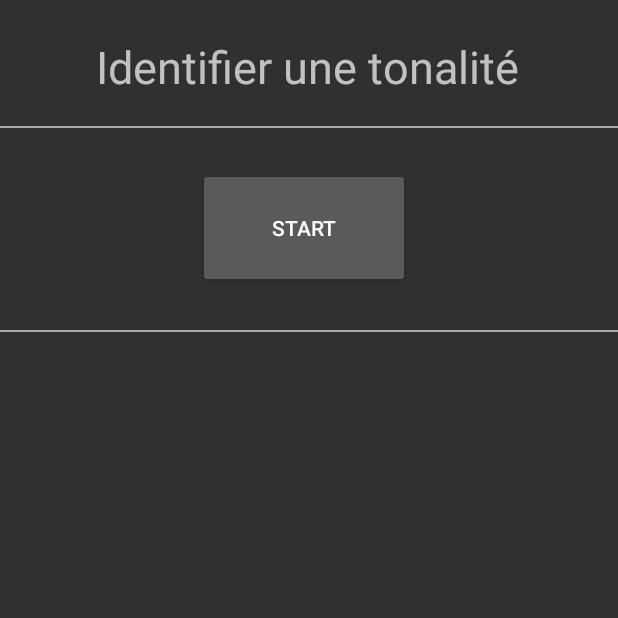
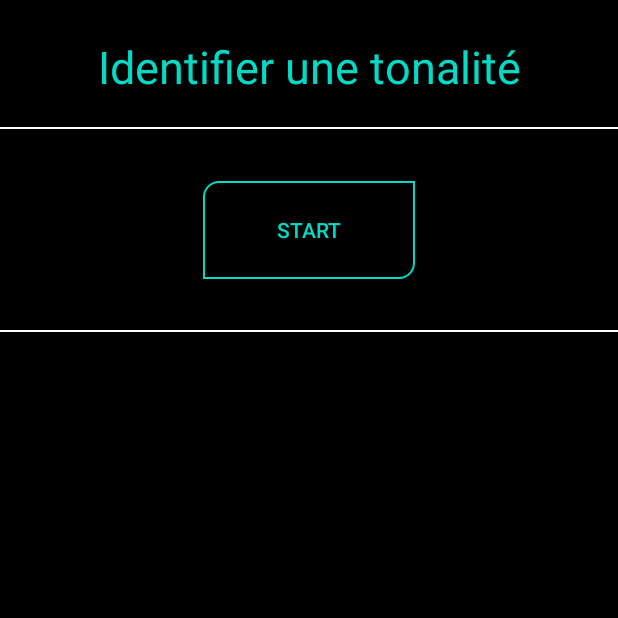
Before and after one commit to RomainS64/CheatScale, an Android app: the IdentifierGamme screen opened directly, with no data from a screen before it, on a phone screen of 412 x 824 dp, the top half of it. Run offline under Robolectric (Android 15) with nearby library versions, the phone set to English and light mode, and no system bars.

Commit message:
Design de Identifier une tonalite

```diff
--- a/app/src/main/java/com/example/accordeur/Accordeur.java
+++ b/app/src/main/java/com/example/accordeur/Accordeur.java
@@ -17,6 +17,9 @@ public class Accordeur extends AppCompatActivity {
                 SYSTEM_UI_FLAG_FULLSCREEN | SYSTEM_UI_FLAG_HIDE_NAVIGATION   |
                 SYSTEM_UI_FLAG_LAYOUT_STABLE | SYSTEM_UI_FLAG_LAYOUT_HIDE_NAVIGATION | SYSTEM_UI_FLAG_LAYOUT_FULLSCREEN);
         setContentView(R.layout.accordeur);
+
+
+
     }
 
 }
--- /dev/null
+++ b/app/src/main/res/drawable/bouton_gamme.xml
@@ -0,0 +1,7 @@
+<?xml version="1.0" encoding="utf-8"?>
+<shape xmlns:android="http://schemas.android.com/apk/res/android" android:shape="rectangle">
+
+    <stroke android:color="@color/colorAccent" android:width="1dp"></stroke>
+
+    <corners android:radius="25dp"></corners>
+</shape>
--- a/app/src/main/res/layout/activity_main.xml
+++ b/app/src/main/res/layout/activity_main.xml
@@ -24,15 +24,15 @@
         android:layout_height="100dp"
         android:layout_marginStart="8dp"
         android:layout_marginLeft="8dp"
-        android:layout_marginTop="48dp"
+        android:layout_marginTop="52dp"
         android:layout_marginEnd="8dp"
         android:layout_marginRight="8dp"
+        android:background="@drawable/bouton_accueil"
         android:text="@string/identifier_une_tonalit"
+        android:textAllCaps="false"
         android:textColor="#FFFFFF"
         android:textSize="24sp"
         android:textStyle="bold"
-        android:background="@drawable/bouton_accueil"
-        android:textAllCaps="false"
         app:layout_constraintEnd_toEndOf="parent"
         app:layout_constraintStart_toStartOf="parent"
         app:layout_constraintTop_toBottomOf="@+id/logo" />
--- a/app/src/main/res/layout/identifier_gamme.xml
+++ b/app/src/main/res/layout/identifier_gamme.xml
@@ -3,6 +3,7 @@
     xmlns:app="http://schemas.android.com/apk/res-auto"
     xmlns:tools="http://schemas.android.com/tools"
     android:layout_width="match_parent"
+    android:background="#000000"
     android:layout_height="match_parent"
     tools:context="com.example.identifiergamme.IdentifierGamme">
 
@@ -10,104 +11,114 @@
         android:id="@+id/texte_gamme5"
         android:layout_width="wrap_content"
         android:layout_height="wrap_content"
-        android:layout_marginStart="188dp"
-        android:layout_marginLeft="188dp"
-        android:layout_marginTop="628dp"
+        android:layout_marginTop="24dp"
         android:text="         "
+        android:textColor="#FFFFFF"
         android:visibility="invisible"
-        app:layout_constraintStart_toStartOf="parent"
-        app:layout_constraintTop_toTopOf="parent" />
+        app:layout_constraintEnd_toStartOf="@+id/texte_gamme6"
+        app:layout_constraintStart_toEndOf="@+id/texte_gamme4"
+        app:layout_constraintTop_toBottomOf="@+id/button_gamme5" />
 
     <Button
         android:id="@+id/button_gamme5"
         android:layout_width="wrap_content"
         android:layout_height="wrap_content"
-        android:layout_marginStart="160dp"
-        android:layout_marginLeft="160dp"
-        android:layout_marginTop="568dp"
-        android:text="GAMME 5"
+        android:layout_marginTop="50dp"
+        android:text="@string/gamme_5"
+        android:background="@drawable/bouton_gamme"
+        android:textColor="@color/colorAccent"
         android:visibility="invisible"
-        app:layout_constraintStart_toStartOf="parent"
-        app:layout_constraintTop_toTopOf="parent" />
+        app:layout_constraintEnd_toStartOf="@+id/button_gamme6"
+        app:layout_constraintStart_toEndOf="@+id/button_gamme4"
+        app:layout_constraintTop_toBottomOf="@+id/texte_gamme2" />
 
     <Button
         android:id="@+id/button_gamme6"
         android:layout_width="wrap_content"
         android:layout_height="wrap_content"
-        android:layout_marginStart="292dp"
-        android:layout_marginLeft="292dp"
-        android:layout_marginTop="568dp"
-        android:text="GAMME 6"
+        android:layout_marginTop="50dp"
+        android:layout_marginEnd="30dp"
+        android:layout_marginRight="30dp"
+        android:text="@string/gamme_6"
+        android:background="@drawable/bouton_gamme"
+        android:textColor="@color/colorAccent"
         android:visibility="invisible"
-        app:layout_constraintStart_toStartOf="parent"
-        app:layout_constraintTop_toTopOf="parent" />
+        app:layout_constraintEnd_toEndOf="parent"
+        app:layout_constraintTop_toBottomOf="@+id/texte_gamme3" />
 
     <Button
         android:id="@+id/button_gamme4"
         android:layout_width="wrap_content"
         android:layout_height="wrap_content"
-        android:layout_marginStart="32dp"
-        android:layout_marginLeft="32dp"
-        android:layout_marginTop="568dp"
-        android:text="GAMME 4"
+        android:layout_marginStart="30dp"
+        android:layout_marginLeft="30dp"
+        android:layout_marginTop="50dp"
+        android:text="@string/gamme_4"
+        android:background="@drawable/bouton_gamme"
+        android:textColor="@color/colorAccent"
         android:visibility="invisible"
         app:layout_constraintStart_toStartOf="parent"
-        app:layout_constraintTop_toTopOf="parent" />
+        app:layout_constraintTop_toBottomOf="@+id/texte_gamme1" />
 
     <TextView
         android:id="@+id/texte_gamme3"
-        android:layout_width="wrap_content"
-        android:layout_height="wrap_content"
-        android:layout_marginStart="324dp"
-        android:layout_marginLeft="324dp"
-        android:layout_marginTop="508dp"
+        android:layout_width="36dp"
+        android:layout_height="20dp"
+        android:layout_marginTop="24dp"
+        android:layout_marginEnd="55dp"
+        android:layout_marginRight="55dp"
         android:text="         "
+        android:textColor="#FFFFFF"
         android:visibility="invisible"
-        app:layout_constraintStart_toStartOf="parent"
-        app:layout_constraintTop_toTopOf="parent" />
+        app:layout_constraintEnd_toEndOf="parent"
+        app:layout_constraintTop_toBottomOf="@+id/button_gamme3" />
 
     <TextView
         android:id="@+id/texte_gamme2"
         android:layout_width="wrap_content"
         android:layout_height="wrap_content"
-        android:layout_marginStart="186dp"
-        android:layout_marginLeft="186dp"
-        android:layout_marginTop="508dp"
+        android:layout_marginTop="24dp"
         android:text="         "
+        android:textColor="#FFFFFF"
         android:visibility="invisible"
-        app:layout_constraintStart_toStartOf="parent"
-        app:layout_constraintTop_toTopOf="parent" />
+        app:layout_constraintEnd_toStartOf="@+id/texte_gamme3"
+        app:layout_constraintHorizontal_bias="0.519"
+        app:layout_constraintStart_toEndOf="@+id/texte_gamme1"
+        app:layout_constraintTop_toBottomOf="@+id/button_gamme2" />
 
     <Button
         android:id="@+id/button_gamme3"
         android:layout_width="wrap_content"
         android:layout_height="wrap_content"
-        android:layout_marginStart="292dp"
-        android:layout_marginLeft="292dp"
-        android:layout_marginTop="452dp"
-        android:text="GAMME 3"
+        android:layout_marginTop="15dp"
+        android:layout_marginEnd="30dp"
+        android:layout_marginRight="30dp"
+        android:background="@drawable/bouton_gamme"
+        android:text="@string/gamme_3"
+        android:textColor="@color/colorAccent"
         android:visibility="invisible"
-        app:layout_constraintStart_toStartOf="parent"
-        app:layout_constraintTop_toTopOf="parent" />
+        app:layout_constraintEnd_toEndOf="parent"
+        app:layout_constraintTop_toBottomOf="@+id/texte_tonalites_compatibles" />
 
     <Button
         android:id="@+id/button_gamme2"
         android:layout_width="wrap_content"
         android:layout_height="wrap_content"
-        android:layout_marginStart="160dp"
-        android:layout_marginLeft="160dp"
-        android:layout_marginTop="452dp"
-        android:text="GAMME 2"
+        android:layout_marginTop="15dp"
+        android:text="@string/gamme_2"
+        android:background="@drawable/bouton_gamme"
+        android:textColor="@color/colorAccent"
         android:visibility="invisible"
-        app:layout_constraintStart_toStartOf="parent"
-        app:layout_constraintTop_toTopOf="parent" />
+        app:layout_constraintEnd_toStartOf="@+id/button_gamme3"
+        app:layout_constraintStart_toEndOf="@+id/button_gamme1"
+        app:layout_constraintTop_toBottomOf="@+id/texte_tonalites_compatibles" />
 
     <View
         android:id="@+id/barre_horizontale_2"
         android:layout_width="match_parent"
         android:layout_height="1dp"
         android:layout_marginTop="220dp"
-        android:background="@android:color/darker_gray"
+        android:background="#FFFFFF"
         android:visibility="visible"
         app:layout_constraintTop_toTopOf="parent"
         tools:layout_editor_absoluteX="-16dp" />
@@ -116,21 +127,23 @@
         android:id="@+id/barre_horizontale_3"
         android:layout_width="match_parent"
         android:layout_height="1dp"
-        android:layout_marginTop="376dp"
-        android:background="@android:color/darker_gray"
+        android:layout_marginTop="16dp"
+        android:layout_marginBottom="16dp"
+        android:background="#FFFFFF"
         android:visibility="invisible"
-        app:layout_constraintTop_toTopOf="parent"
+        app:layout_constraintBottom_toTopOf="@+id/texte_tonalites_compatibles"
+        app:layout_constraintTop_toBottomOf="@+id/stop_button_identifier_tonalite"
         tools:layout_editor_absoluteX="0dp" />
 
     <TextView
         android:id="@+id/textView3"
         android:layout_width="wrap_content"
         android:layout_height="wrap_content"
-        android:layout_marginStart="64dp"
-        android:layout_marginLeft="64dp"
         android:layout_marginTop="24dp"
         android:text="@string/identifier_une_tonalit"
+        android:textColor="@color/colorAccent"
         android:textSize="30sp"
+        app:layout_constraintEnd_toEndOf="parent"
         app:layout_constraintStart_toStartOf="parent"
         app:layout_constraintTop_toTopOf="parent" />
 
@@ -138,59 +151,64 @@
         android:id="@+id/barre_horizontale_1"
         android:layout_width="match_parent"
         android:layout_height="1dp"
-        android:layout_marginTop="84dp"
-        android:background="@android:color/darker_gray"
-        app:layout_constraintTop_toTopOf="parent"
+        android:layout_marginTop="20dp"
+        android:background="#FFFFFF"
+        app:layout_constraintTop_toBottomOf="@+id/textView3"
         tools:layout_editor_absoluteX="0dp" />
 
     <Button
         android:id="@+id/start_button_identifier_tonalite"
         android:layout_width="141dp"
-        android:layout_height="80dp"
-        android:layout_marginStart="132dp"
-        android:layout_marginLeft="132dp"
-        android:layout_marginTop="112dp"
+        android:layout_height="65dp"
+        android:background="@drawable/bouton_startstop"
         android:text="@string/start_button"
+        android:textColor="@color/colorAccent"
         android:visibility="visible"
+        app:layout_constraintBottom_toTopOf="@+id/barre_horizontale_2"
+        app:layout_constraintEnd_toEndOf="parent"
         app:layout_constraintStart_toStartOf="parent"
-        app:layout_constraintTop_toTopOf="parent" />
+        app:layout_constraintTop_toBottomOf="@+id/barre_horizontale_1" />
 
     <Button
         android:id="@+id/stop_button_identifier_tonalite"
         android:layout_width="141dp"
-        android:layout_height="80dp"
-        android:layout_marginStart="132dp"
-        android:layout_marginLeft="132dp"
-        android:layout_marginTop="284dp"
+        android:layout_height="65dp"
+        android:layout_marginTop="16dp"
+        android:background="@drawable/bouton_startstop"
         android:text="@string/stop_button"
+        android:textColor="#FFFFFF"
         android:visibility="invisible"
+        app:layout_constraintEnd_toEndOf="parent"
         app:layout_constraintStart_toStartOf="parent"
-        app:layout_constraintTop_toTopOf="parent" />
+        app:layout_constraintTop_toBottomOf="@+id/img_check" />
 
     <ProgressBar
         android:id="@+id/progress_bar"
         style="?android:attr/progressBarStyle"
         android:layout_width="81dp"
-        android:layout_height="48dp"
-        android:layout_marginStart="264dp"
-        android:layout_marginLeft="264dp"
-        android:layout_marginTop="160dp"
+        android:layout_height="49dp"
+        android:layout_marginStart="16dp"
+        android:layout_marginLeft="16dp"
+        android:layout_marginEnd="66dp"
+        android:layout_marginRight="66dp"
+        android:layout_marginBottom="24dp"
         android:visibility="invisible"
-        app:layout_constraintStart_toStartOf="parent"
-        app:layout_constraintTop_toTopOf="parent" />
+        app:layout_constraintBottom_toTopOf="@+id/barre_horizontale_2"
+        app:layout_constraintEnd_toEndOf="parent"
+        app:layout_constraintStart_toEndOf="@+id/texte_ecoute" />
 
     <TextView
         android:id="@+id/texte_jouez"
         android:layout_width="wrap_content"
         android:layout_height="wrap_content"
-        android:layout_marginStart="116dp"
-        android:layout_marginLeft="116dp"
-        android:layout_marginTop="112dp"
-        android:text="Jouez une note"
+        android:layout_marginTop="27dp"
+        android:text="@string/jouez_une_note"
+        android:textColor="#FFFFFF"
         android:textSize="25sp"
         android:visibility="invisible"
+        app:layout_constraintEnd_toEndOf="parent"
         app:layout_constraintStart_toStartOf="parent"
-        app:layout_constraintTop_toTopOf="parent" />
+        app:layout_constraintTop_toBottomOf="@+id/barre_horizontale_1" />
 
     <TextView
         android:id="@+id/texte_ecoute"
@@ -198,97 +216,104 @@
         android:layout_height="wrap_content"
         android:layout_marginStart="84dp"
         android:layout_marginLeft="84dp"
-        android:layout_marginTop="172dp"
-        android:text="Ecoute en cours"
+        android:layout_marginTop="16dp"
+        android:text="@string/ecoute_en_cours"
+        android:textColor="#FFFFFF"
         android:textSize="20sp"
         android:visibility="invisible"
         app:layout_constraintStart_toStartOf="parent"
-        app:layout_constraintTop_toTopOf="parent" />
+        app:layout_constraintTop_toBottomOf="@+id/texte_jouez" />
 
     <TextView
         android:id="@+id/texte_tonalites_compatibles"
         android:layout_width="275dp"
         android:layout_height="44dp"
-        android:layout_marginStart="72dp"
-        android:layout_marginLeft="72dp"
-        android:layout_marginTop="400dp"
-        android:text="Tonalités compatibles :"
+        android:layout_marginTop="14dp"
+        android:text="@string/tonalit_s_compatibles"
+        android:textColor="#FFFFFF"
         android:textSize="25sp"
         android:visibility="invisible"
+        app:layout_constraintEnd_toEndOf="parent"
         app:layout_constraintStart_toStartOf="parent"
-        app:layout_constraintTop_toTopOf="parent" />
+        app:layout_constraintTop_toBottomOf="@+id/barre_horizontale_3" />
 
     <ImageView
         android:id="@+id/img_check"
         android:layout_width="79dp"
         android:layout_height="48dp"
-        android:layout_marginStart="240dp"
-        android:layout_marginLeft="240dp"
-        android:layout_marginTop="232dp"
+        android:layout_marginStart="16dp"
+        android:layout_marginLeft="16dp"
+        android:layout_marginTop="11dp"
+        android:contentDescription="@string/todo"
         android:visibility="invisible"
-        app:layout_constraintStart_toStartOf="parent"
-        app:layout_constraintTop_toTopOf="parent"
+        app:layout_constraintStart_toEndOf="@+id/texte_note"
+        app:layout_constraintTop_toBottomOf="@+id/barre_horizontale_2"
         app:srcCompat="@drawable/check" />
 
     <TextView
         android:id="@+id/texte_note"
         android:layout_width="wrap_content"
         android:layout_height="wrap_content"
-        android:layout_marginStart="180dp"
-        android:layout_marginLeft="180dp"
-        android:layout_marginTop="232dp"
+        android:layout_marginTop="14dp"
         android:text="        "
+        android:textColor="#FFFFFF"
         android:textSize="25sp"
         android:visibility="invisible"
+        app:layout_constraintEnd_toEndOf="parent"
         app:layout_constraintStart_toStartOf="parent"
-        app:layout_constraintTop_toTopOf="parent" />
+        app:layout_constraintTop_toBottomOf="@+id/barre_horizontale_2" />
 
     <Button
         android:id="@+id/button_gamme1"
         android:layout_width="wrap_content"
         android:layout_height="wrap_content"
-        android:layout_marginStart="32dp"
-        android:layout_marginLeft="32dp"
-        android:layout_marginTop="452dp"
-        android:text="GAMME 1"
+        android:layout_marginStart="30dp"
+        android:layout_marginLeft="30dp"
+        android:layout_marginTop="15dp"
+        android:text="@string/gamme_1"
+        android:textColor="@color/colorAccent"
+        android:background="@drawable/bouton_gamme"
         android:visibility="invisible"
         app:layout_constraintStart_toStartOf="parent"
-        app:layout_constraintTop_toTopOf="parent" />
+        app:layout_constraintTop_toBottomOf="@+id/texte_tonalites_compatibles" />
 
     <TextView
         android:id="@+id/texte_gamme1"
         android:layout_width="wrap_content"
         android:layout_height="wrap_content"
-        android:layout_marginStart="62dp"
-        android:layout_marginLeft="62dp"
-        android:layout_marginTop="508dp"
+        android:layout_marginStart="52dp"
+        android:layout_marginLeft="52dp"
+        android:layout_marginTop="24dp"
+        android:textColor="#FFFFFF"
         android:text="         "
         android:visibility="invisible"
         app:layout_constraintStart_toStartOf="parent"
-        app:layout_constraintTop_toTopOf="parent" />
+        app:layout_constraintTop_toBottomOf="@+id/button_gamme1" />
 
     <TextView
         android:id="@+id/texte_gamme4"
         android:layout_width="wrap_content"
         android:layout_height="wrap_content"
-        android:layout_marginStart="62dp"
-        android:layout_marginLeft="62dp"
-        android:layout_marginTop="628dp"
+        android:layout_marginStart="55dp"
+        android:layout_marginLeft="55dp"
+        android:layout_marginTop="24dp"
         android:text="         "
+        android:textColor="#FFFFFF"
         android:visibility="invisible"
         app:layout_constraintStart_toStartOf="parent"
-        app:layout_constraintTop_toTopOf="parent" />
+        app:layout_constraintTop_toBottomOf="@+id/button_gamme4" />
 
     <TextView
         android:id="@+id/texte_gamme6"
         android:layout_width="wrap_content"
         android:layout_height="wrap_content"
-        android:layout_marginStart="324dp"
-        android:layout_marginLeft="324dp"
-        android:layout_marginTop="632dp"
+        android:layout_marginTop="24dp"
+        android:layout_marginEnd="55dp"
+        android:layout_marginRight="55dp"
         android:text="         "
+        android:textColor="#FFFFFF"
         android:visibility="invisible"
-        app:layout_constraintStart_toStartOf="parent"
-        app:layout_constraintTop_toTopOf="parent" />
+        app:layout_constraintEnd_toEndOf="parent"
+        app:layout_constraintTop_toBottomOf="@+id/button_gamme6" />
 
 </androidx.constraintlayout.widget.ConstraintLayout>
--- a/app/src/main/res/values/strings.xml
+++ b/app/src/main/res/values/strings.xml
@@ -9,4 +9,14 @@
     <string name="start">start</string>
     <string name="moins">-</string>
     <string name="plus">+</string>
+    <string name="jouez_une_note">Jouez une note</string>
+    <string name="gamme_5">GAMME 5</string>
+    <string name="gamme_6">GAMME 6</string>
+    <string name="gamme_4">GAMME 4</string>
+    <string name="gamme_3">GAMME 3</string>
+    <string name="gamme_2">GAMME 2</string>
+    <string name="ecoute_en_cours">Ecoute en cours</string>
+    <string name="tonalit_s_compatibles">Tonalités compatibles :</string>
+    <string name="gamme_1">GAMME 1</string>
+    <string name="todo">TODO</string>
 </resources>
```
